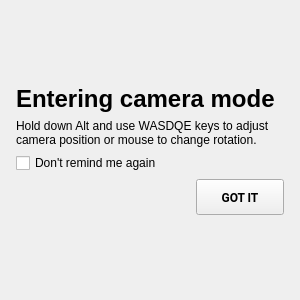
Before: the Qt Designer form android/android-emu/android/skin/qt/virtualscene-info-dialog.ui in aosp-mirror/platform_external_qemu, drawn with Qt 5.
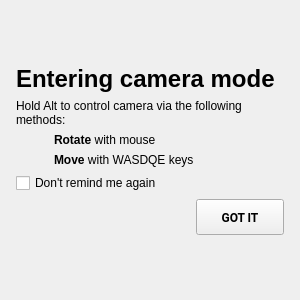
After: the same form once the commit is applied. Icons and pictures are not drawn. Custom widgets are drawn as their Qt base class.

Commit message:
Update virtual scene info dialog with icons
Now that I have emulator-ready icons, update the emulator to use them in
the virtual scene info dialog.

Screenshot of what it looks like:
https://screenshot.googleplex.com/H4Ch0G49YUA.png

What changed in the file:
```diff
--- a/android/android-emu/android/skin/qt/virtualscene-info-dialog.ui
+++ b/android/android-emu/android/skin/qt/virtualscene-info-dialog.ui
@@ -53,7 +53,7 @@
       </item>
       <item>
        <widget class="QFrame" name="infoFrame">
-        <layout class="QGridLayout" name="gridLayout">
+        <layout class="QGridLayout" name="gridLayout" columnstretch="0,0">
          <property name="leftMargin">
           <number>16</number>
          </property>
@@ -66,7 +66,55 @@
          <property name="bottomMargin">
           <number>16</number>
          </property>
-         <item row="0" column="0">
+         <item row="1" column="0" colspan="2">
+          <widget class="QLabel" name="infoLabel">
+           <property name="sizePolicy">
+            <sizepolicy hsizetype="Preferred" vsizetype="Preferred">
+             <horstretch>0</horstretch>
+             <verstretch>0</verstretch>
+            </sizepolicy>
+           </property>
+           <property name="text">
+            <string>Hold Alt to control camera via the following methods:</string>
+           </property>
+           <property name="wordWrap">
+            <bool>true</bool>
+           </property>
+          </widget>
+         </item>
+         <item row="3" column="0">
+          <widget class="QLabel" name="wasdIcon">
+           <property name="maximumSize">
+            <size>
+             <width>32</width>
+             <height>32</height>
+            </size>
+           </property>
+           <property name="baseSize">
+            <size>
+             <width>32</width>
+             <height>32</height>
+            </size>
+           </property>
+           <property name="text">
+            <string/>
+           </property>
+           <property name="pixmap">
+            <pixmap resource="resources.qrc">:/virtualscene/wasd</pixmap>
+           </property>
+           <property name="scaledContents">
+            <bool>true</bool>
+           </property>
+          </widget>
+         </item>
+         <item row="4" column="0" colspan="2">
+          <widget class="QCheckBox" name="dontShowAgainCheckbox">
+           <property name="text">
+            <string>Don't remind me again</string>
+           </property>
+          </widget>
+         </item>
+         <item row="0" column="0" colspan="2">
           <widget class="QLabel" name="titleLabel">
            <property name="font">
             <font>
@@ -80,7 +128,7 @@
            </property>
           </widget>
          </item>
-         <item row="3" column="0">
+         <item row="5" column="0" colspan="2">
           <layout class="QHBoxLayout" name="horizontalLayout" stretch="0,0">
            <item>
             <spacer name="horizontalSpacer">
@@ -135,26 +183,42 @@
            </item>
           </layout>
          </item>
-         <item row="1" column="0">
-          <widget class="QLabel" name="infoLabel">
-           <property name="sizePolicy">
-            <sizepolicy hsizetype="Preferred" vsizetype="Preferred">
-             <horstretch>0</horstretch>
-             <verstretch>0</verstretch>
-            </sizepolicy>
-           </property>
-           <property name="text">
-            <string>Hold down Alt and use WASDQE keys to adjust camera position or mouse to change rotation.</string>
-           </property>
-           <property name="wordWrap">
-            <bool>true</bool>
-           </property>
-          </widget>
-         </item>
          <item row="2" column="0">
-          <widget class="QCheckBox" name="dontShowAgainCheckbox">
+          <widget class="QLabel" name="mouseIcon">
+           <property name="maximumSize">
+            <size>
+             <width>32</width>
+             <height>32</height>
+            </size>
+           </property>
+           <property name="baseSize">
+            <size>
+             <width>32</width>
+             <height>32</height>
+            </size>
+           </property>
            <property name="text">
-            <string>Don't remind me again</string>
+            <string/>
+           </property>
+           <property name="pixmap">
+            <pixmap resource="resources.qrc">:/virtualscene/mouse</pixmap>
+           </property>
+           <property name="scaledContents">
+            <bool>true</bool>
+           </property>
+          </widget>
+         </item>
+         <item row="2" column="1">
+          <widget class="QLabel" name="mouseInfo">
+           <property name="text">
+            <string>&lt;b&gt;Rotate&lt;/b&gt; with mouse</string>
+           </property>
+          </widget>
+         </item>
+         <item row="3" column="1">
+          <widget class="QLabel" name="wasdInfo">
+           <property name="text">
+            <string>&lt;b&gt;Move&lt;/b&gt; with WASDQE keys</string>
            </property>
           </widget>
          </item>
```
The commit also changes 4 other files.
